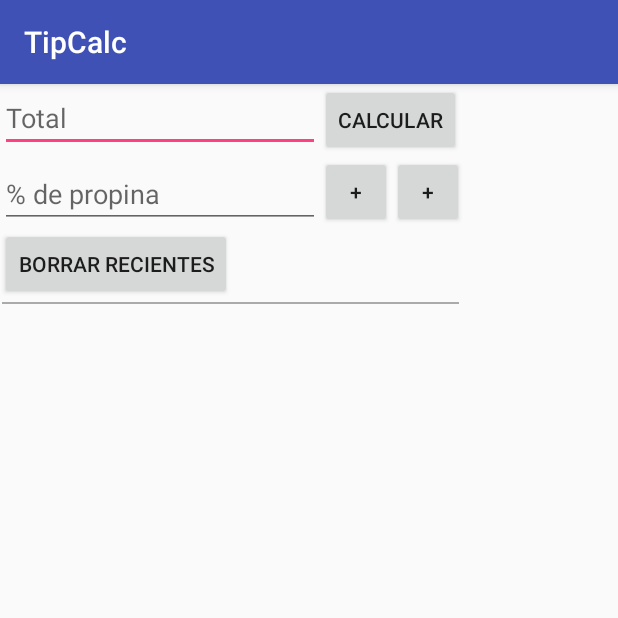
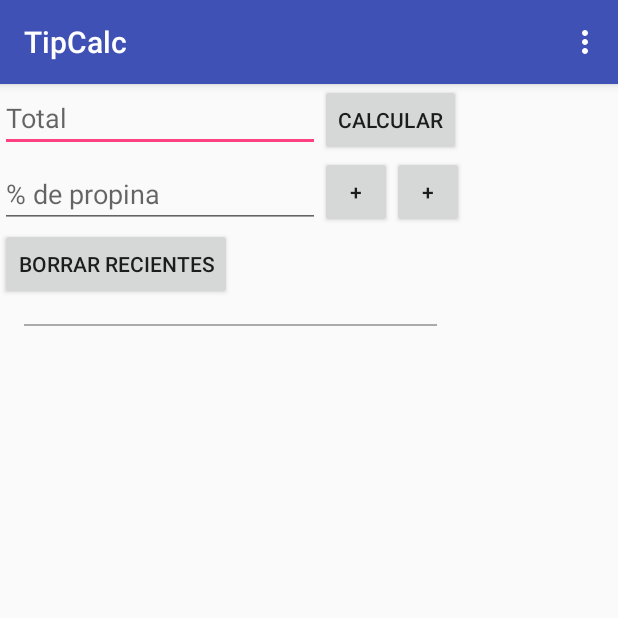
Before and after one commit to VictorUrielP/TipCalc, an Android app: the screen it shows after launch (MainActivity), on a phone screen of 412 x 824 dp, the top half of it. Run offline under Robolectric (Android 15) with nearby library versions, the phone set to English and light mode, and no system bars.

Commit message:
Add menu_main.xml, TipCalcApp.java class and implementation methods in MainActivity.java

```diff
--- a/app/src/main/AndroidManifest.xml
+++ b/app/src/main/AndroidManifest.xml
@@ -8,6 +8,7 @@
         android:label="@string/app_name"
         android:roundIcon="@mipmap/ic_launcher_round"
         android:supportsRtl="true"
+        android:name=".TipCalcApp"
         android:theme="@style/AppTheme">
         <activity android:name=".MainActivity">
             <intent-filter>
--- /dev/null
+++ b/app/src/main/java/com/example/windows/tipcalc/TipCalcApp.java
@@ -0,0 +1,16 @@
+package com.example.windows.tipcalc;
+
+import android.app.Application;
+
+/**
+ * Created by windows on 18/10/2017.
+ */
+
+public class TipCalcApp extends Application {
+
+    private final static String ABOUT_URL = "https://github.com/VictorUrielPG";
+
+    public String getAboutUrl(){
+        return ABOUT_URL;
+    }
+}
--- /dev/null
+++ b/app/src/main/res/menu/menu_main.xml
@@ -0,0 +1,12 @@
+<?xml version="1.0" encoding="utf-8"?>
+<menu xmlns:android="http://schemas.android.com/apk/res/android"
+    xmlns:app="http://schemas.android.com/apk/res-auto"
+    xmlns:tools="http://schemas.android.com/tools"
+    tools:context=".MainActivity">
+
+    <item
+        android:id="@+id/action_about"
+        android:title="@string/main.menu.action.about"
+        app:showAsAction="never"/>
+
+</menu>
--- a/app/src/main/res/values/dimens.xml
+++ b/app/src/main/res/values/dimens.xml
@@ -1,4 +1,4 @@
 <?xml version="1.0" encoding="utf-8"?>
 <resources>
-    <dimen name="activity_horizontal_margin">1dp</dimen>
+    <dimen name="activity_horizontal_margin">16dp</dimen>
 </resources>
```
Also changed, not shown: app/src/main/java/com/example/windows/tipcalc/MainActivity.java (+27 -0 lines).
